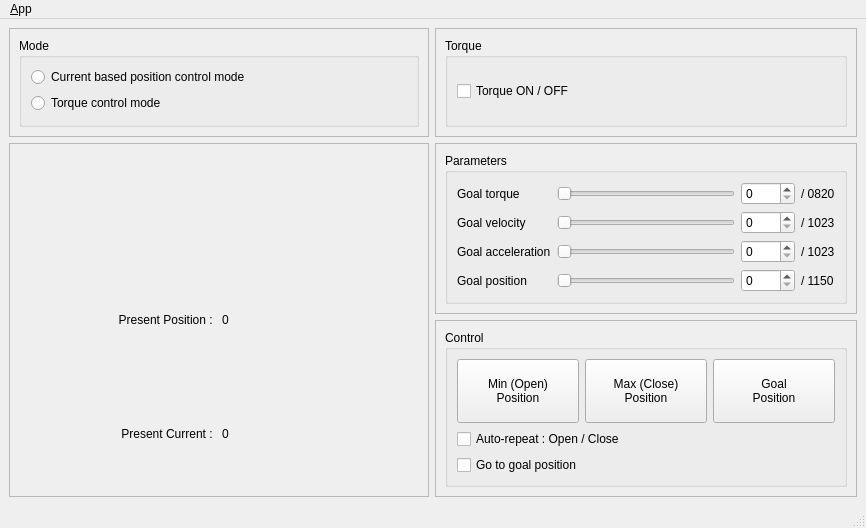
This is rh_p12_rn_gui/ui/main_window.ui in ROBOTIS-GIT/RH-P12-RN as Qt 5 draws it before an edit. The edited form follows.
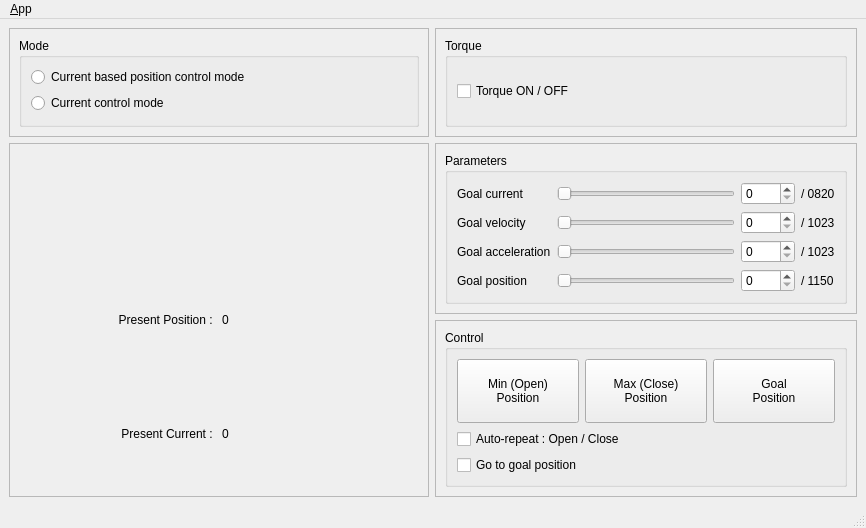
This is the edited form. Icons and pictures are not drawn.

Commit message: - changed (torque control -> current control, goal torque -> goal current) - changed RH-P12-RN.png

The edit to the form file:
```diff
--- a/rh_p12_rn_gui/ui/main_window.ui
+++ b/rh_p12_rn_gui/ui/main_window.ui
@@ -176,7 +176,7 @@
           <item>
            <widget class="QRadioButton" name="torque_mode_radio">
             <property name="text">
-             <string>Torque control mode</string>
+             <string>Current control mode</string>
             </property>
            </widget>
           </item>
@@ -241,7 +241,7 @@
           <item row="0" column="0">
            <widget class="QLabel" name="label_goal_torque">
             <property name="text">
-             <string>Goal torque</string>
+             <string>Goal current</string>
             </property>
            </widget>
           </item>
```
Left out of the diff: 26 changed lines with no effect on the pictures. The commit also changes 7 other files.
